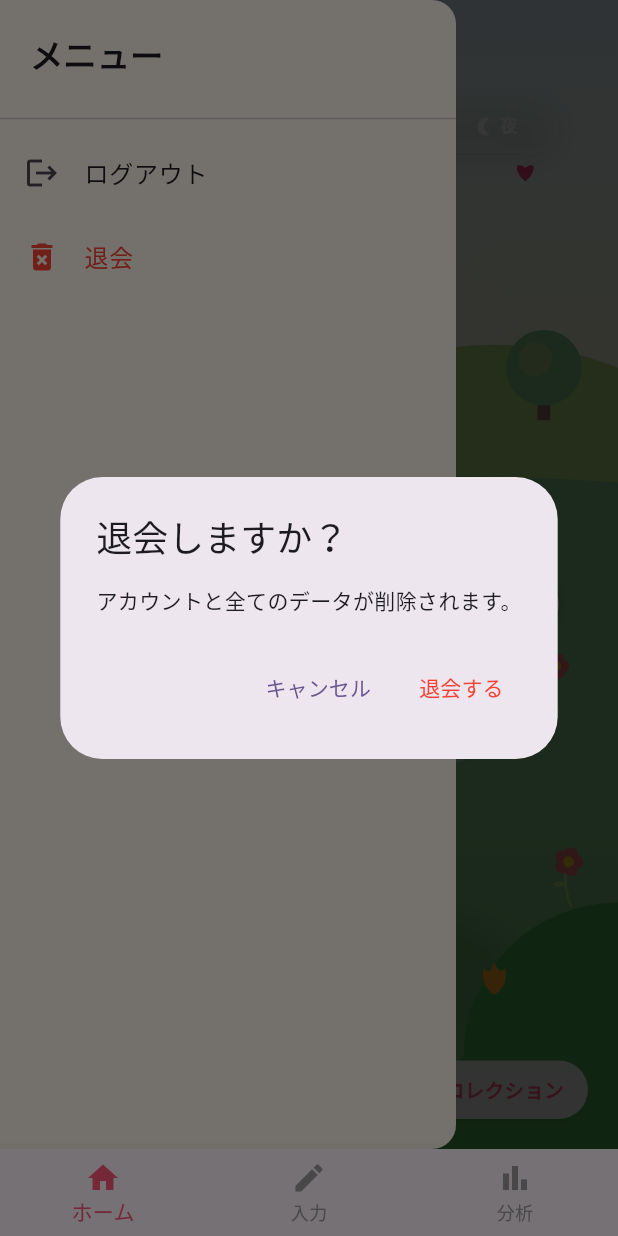
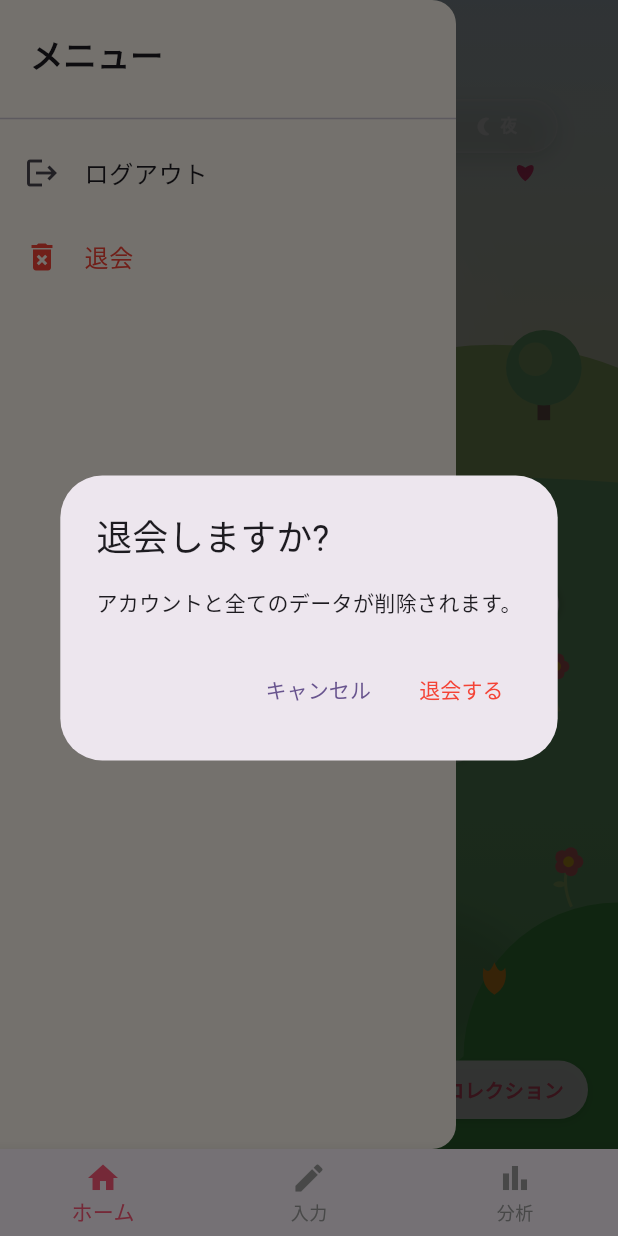
Before and after one commit to yurienamekawa/muds_hackathon_vol3, a Flutter app: the screen it shows once a user with an empty profile is signed in, in the side drawer, after a tap on "退会", on a phone screen of 412 x 824 dp. Run offline on Flutter 3.47's test engine with Material 3 defaults, Android fonts, the phone set to English and light mode, and no system bars; our stand-ins replace flutter_dotenv, google_generative_ai, sensors_plus, supabase_flutter; accounts and stored records are empty.

Commit message:
豚さんの生成UI

```diff
--- a/lib/screens/1_home.dart
+++ b/lib/screens/1_home.dart
@@ -103,7 +103,7 @@ class _HomeScreenState extends State<HomeScreen> {
                   final confirmed = await showDialog<bool>(
                     context: context,
                     builder: (context) => AlertDialog(
-                      title: const Text('退会しますか？'),
+                      title: const Text('退会しますか?'),
                       content: const Text('アカウントと全てのデータが削除されます。'),
                       actions: [
                         TextButton(
--- a/lib/screens/3.5_generation.dart
+++ b/lib/screens/3.5_generation.dart
@@ -114,7 +114,7 @@ class _PiggyBankTransitionScreenState extends State<PiggyBankTransitionScreen>
                     mainAxisAlignment: MainAxisAlignment.center,
                     children: [
                       Text(
-                        '幸せを貯金しています........',
+                        '幸せを貯金しています.........',
                         style: TextStyle(
                           fontSize: 22,
                           fontWeight: FontWeight.bold,
```
